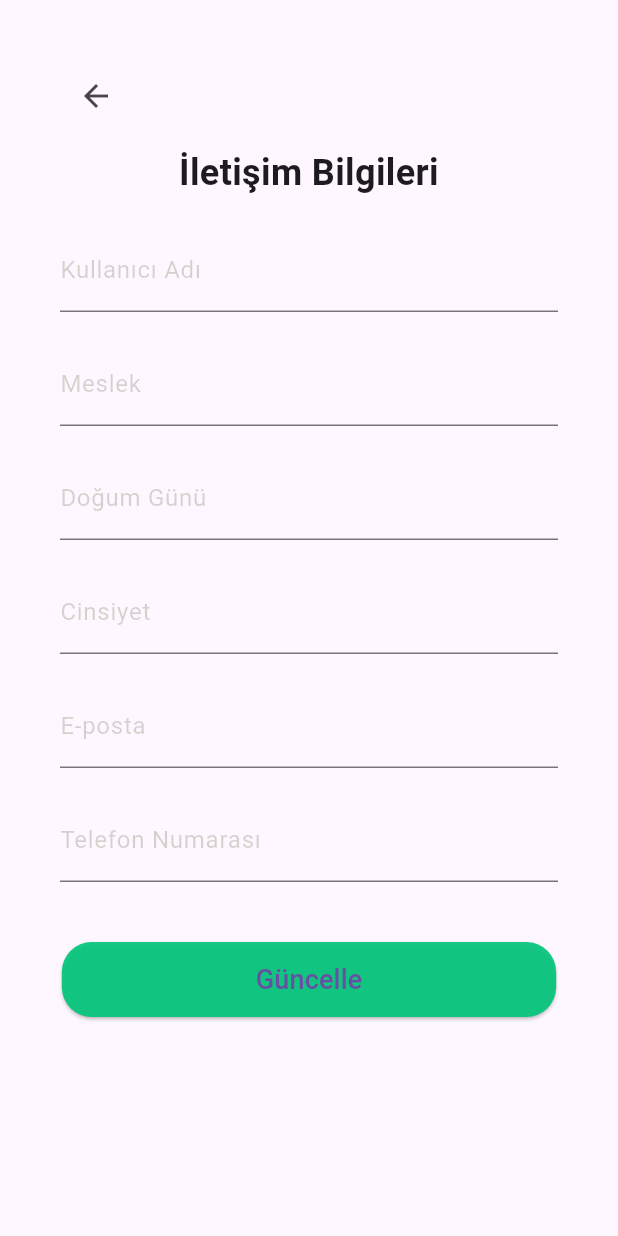
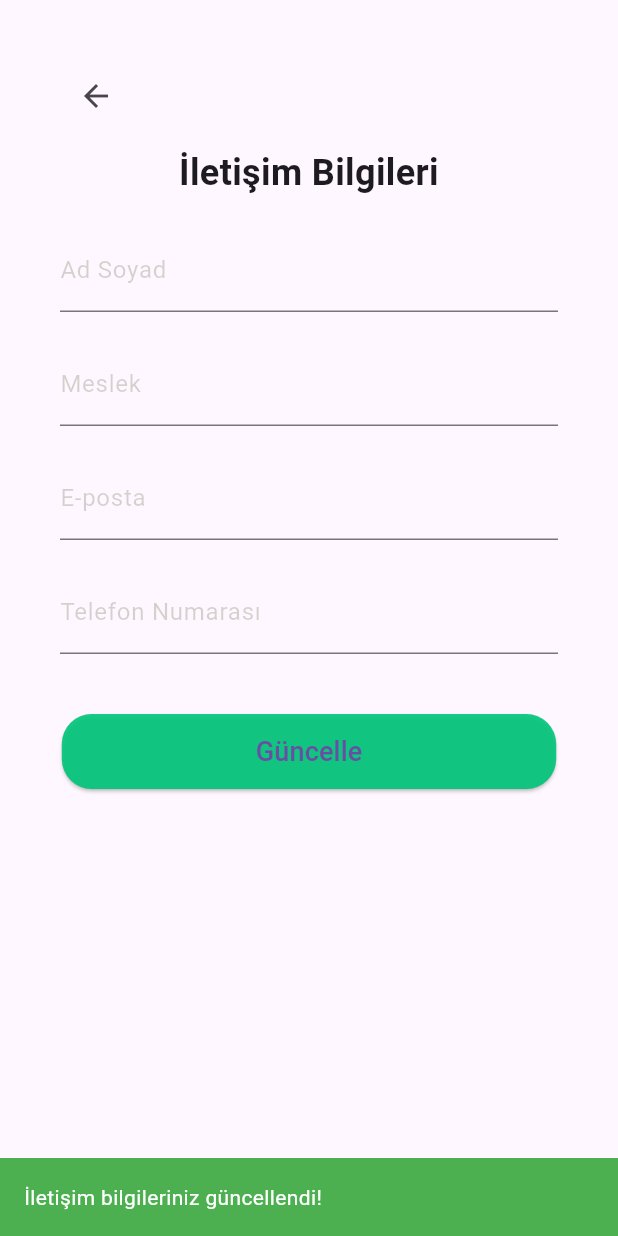
Before and after one commit to gokberkkaya/investmentor, a Flutter app: the Contact screen opened directly, after a tap on "Güncelle", on a phone screen of 412 x 824 dp. Run offline on Flutter 3.47's test engine with Material 3 defaults, Android fonts, the phone set to English and light mode, and no system bars; drawn by our look-alikes of another_flushbar; our stand-ins replace cloud_firestore, firebase_auth, firebase_core, shared_preferences; missing offline and left inert: circle_flags, restart_app; accounts and stored records are empty; generated files the repository leaves out were written again.

Commit message:
flushbar and text content fixs

```diff
--- a/assets/lang/tr.json
+++ b/assets/lang/tr.json
@@ -3,17 +3,15 @@
     "404_message": "Bir şeyler ters gitti,\nlütfen tekrar dene",
 
     "contact_title": "İletişim Bilgileri",
-    "contact_username": "Kullanıcı Adı",
+    "contact_username": "Ad Soyad",
     "contact_job": "Meslek",
-    "contact_birthday": "Doğum Günü",
-    "contact_gender": "Cinsiyet",
     "contact_email": "E-posta",
     "contact_phone_number": "Telefon Numarası",
     "contact_update_button": "Güncelle",
 
     "create_account_title": "Bir hesap oluştur",
     "create_account_subtitle": "Kolayca hesap oluştur ve işleme başla",
-    "create_account_username": "Kullanıcı Adı",
+    "create_account_username": "Ad Soyad",
     "create_account_email": "E-posta",
     "create_account_password": "Şifre",
     "create_account_button": "Hesap Oluştur",
@@ -43,7 +41,7 @@
     "loaded_coins_close_button": "Kapat",
 
     "login_title": "Giriş Yap",
-    "login_username": "Kullanıcı Adı",
+    "login_email": "E-posta",
     "login_password": "Şifre",
     "login_button": "Giriş Yap",
     "login_forgot_password": "Şifremi Unuttum",
--- a/lib/contact.dart
+++ b/lib/contact.dart
@@ -3,6 +3,7 @@ import 'package:firebase_auth/firebase_auth.dart';
 import 'package:flutter/material.dart';
 import 'package:investmentor/app_localizations.dart';
 import 'package:investmentor/services/user_data.dart';
+import 'package:another_flushbar/flushbar.dart';
 
 class Contact extends StatefulWidget {
   const Contact({super.key});
@@ -13,13 +14,10 @@ class Contact extends StatefulWidget {
 
 class _ContactState extends State<Contact> {
   double marginOfHigh = 20.0;
-  late UserData _userData = UserData(
-    name: '', jobTitle: '', birthday: '', gender: '', email: '', phoneNumber: ''
-  );
+  late UserData _userData =
+      UserData(name: '', jobTitle: '', email: '', phoneNumber: '');
   final TextEditingController _nameController = TextEditingController();
   final TextEditingController _jobTitleController = TextEditingController();
-  final TextEditingController _birthdayController = TextEditingController();
-  final TextEditingController _genderController = TextEditingController();
   final TextEditingController _emailController = TextEditingController();
   final TextEditingController _phoneNumberController = TextEditingController();
 
@@ -40,25 +38,21 @@ class _ContactState extends State<Contact> {
 
           _nameController.text = _userData.name;
           _jobTitleController.text = _userData.jobTitle ?? '';
-          _birthdayController.text = _userData.birthday ?? '';
-          _genderController.text = _userData.gender ?? '';
           _emailController.text = _userData.email ?? '';
           _phoneNumberController.text = _userData.phoneNumber ?? '';
         });
       } else {
         setState(() {
-          _userData = UserData(
-            name: '', jobTitle: '', birthday: '', gender: '', email: '', phoneNumber: ''
-          );
+          _userData =
+              UserData(name: '', jobTitle: '', email: '', phoneNumber: '');
         });
       }
     } catch (e) {
       print("Hata: $e");
 
       setState(() {
-        _userData = UserData(
-          name: '', jobTitle: '', birthday: '', gender: '', email: '', phoneNumber: ''
-        );
+        _userData =
+            UserData(name: '', jobTitle: '', email: '', phoneNumber: '');
       });
     }
   }
@@ -69,7 +63,8 @@ class _ContactState extends State<Contact> {
       String userId = user!.uid;
 
       // Firestore referansını al
-      CollectionReference users = FirebaseFirestore.instance.collection('users');
+      CollectionReference users =
+          FirebaseFirestore.instance.collection('users');
 
       // Belgeyi al, varsa güncelle, yoksa oluştur
       DocumentSnapshot documentSnapshot = await users.doc(userId).get();
@@ -80,19 +75,21 @@ class _ContactState extends State<Contact> {
           'name': _nameController.text,
           'email': _emailController.text,
           'jobTitle': _jobTitleController.text,
-          'birthday': _birthdayController.text,
-          'gender': _genderController.text,
           'phoneNumber': _phoneNumberController.text,
         });
       } else {
         // Belge yoksa oluştur
         await users.doc(userId).set({
           'jobTitle': _jobTitleController.text,
-          'birthday': _birthdayController.text,
-          'gender': _genderController.text,
           'phoneNumber': _phoneNumberController.text,
         });
       }
+
+      Flushbar(
+        backgroundColor: Colors.green,
+        message: "İletişim bilgileriniz güncellendi!",
+        duration: Duration(seconds: 3),
+      ).show(context);
     } catch (e) {
       print("Firestore Hata: $e");
     }
@@ -152,30 +149,6 @@ class _ContactState extends State<Contact> {
               height: marginOfHigh,
             ),
             TextFormField(
-              controller: _birthdayController,
-              decoration: InputDecoration(
-                labelText:
-                    AppLocalizations.of(context)!.translate('contact_birthday'),
-                labelStyle:
-                    const TextStyle(color: Color.fromARGB(51, 51, 51, 1)),
-              ),
-            ),
-            SizedBox(
-              height: marginOfHigh,
-            ),
-            TextFormField(
-              controller: _genderController,
-              decoration: InputDecoration(
-                labelText:
-                    AppLocalizations.of(context)!.translate('contact_gender'),
-                labelStyle:
-                    const TextStyle(color: Color.fromARGB(51, 51, 51, 1)),
-              ),
-            ),
-            SizedBox(
-              height: marginOfHigh,
-            ),
-            TextFormField(
               controller: _emailController,
               decoration: InputDecoration(
                 labelText:
@@ -191,7 +164,7 @@ class _ContactState extends State<Contact> {
               controller: _phoneNumberController,
               decoration: InputDecoration(
                 labelText: AppLocalizations.of(context)!
-                  .translate('contact_phone_number'),
+                    .translate('contact_phone_number'),
                 labelStyle:
                     const TextStyle(color: Color.fromARGB(51, 51, 51, 1)),
               ),
--- a/lib/login.dart
+++ b/lib/login.dart
@@ -44,7 +44,7 @@ class _LoginState extends State<Login> {
             TextFormField(
               controller: _emailController,
               decoration: InputDecoration(
-                labelText: AppLocalizations.of(context)!.translate('login_username'),
+                labelText: AppLocalizations.of(context)!.translate('login_email'),
                 border: OutlineInputBorder(
                   borderRadius: BorderRadius.circular(20.0),
                   borderSide: const BorderSide(color: Colors.grey),
```
Also changed, not shown: lib/services/auth_service.dart (+26 -31 lines), lib/services/email_verification.dart (+15 -9 lines).
